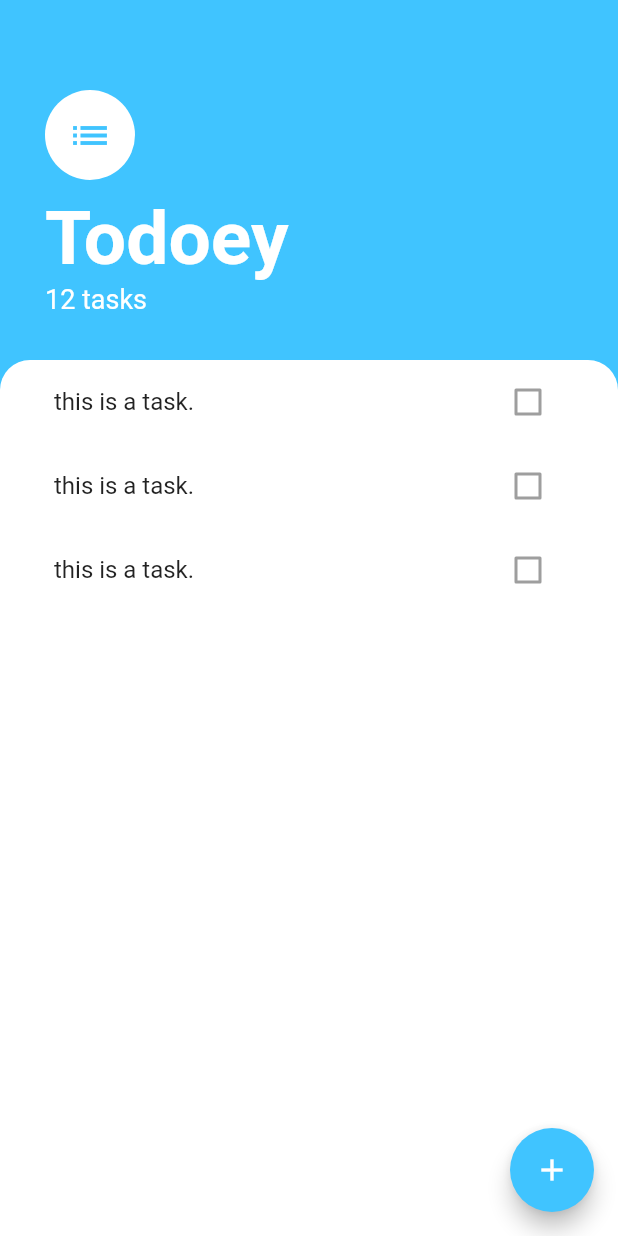
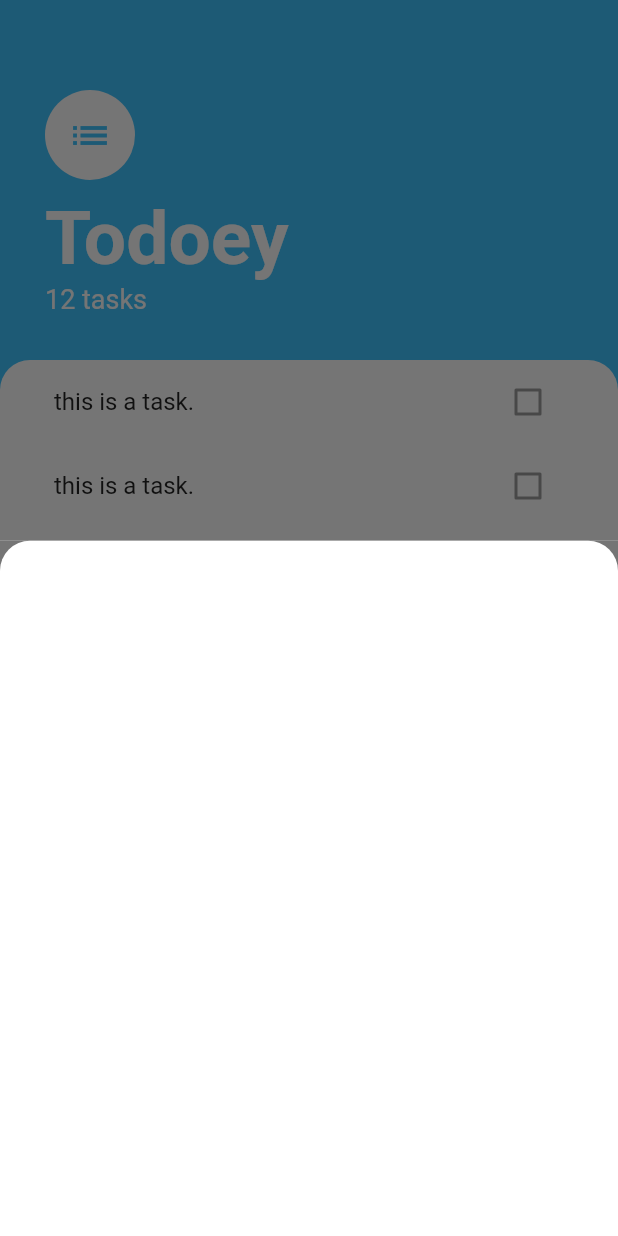
Before and after one commit to NatalmanNahm/todoey_flutter, a Flutter app: the screen it shows after launch, after a tap on the "add" icon, on a phone screen of 412 x 824 dp. Run offline on Flutter 3.47's test engine with Material 2 defaults, Android fonts, the phone set to English and light mode, and no system bars.

Commit message:
Added a new screen type fo the bottonsheet and customized it to look a little prettier.

```diff
--- /dev/null
+++ b/lib/screens/add_task_screen.dart
@@ -0,0 +1,19 @@
+import 'package:flutter/material.dart';
+
+class AddTaskScreen extends StatelessWidget {
+  @override
+  Widget build(BuildContext context) {
+    return Container(
+      color:Color(0xff757575),
+      child: Container(
+        decoration: BoxDecoration(
+          color: Colors.white,
+          borderRadius: BorderRadius.only(
+            topRight: Radius.circular(20.0),
+            topLeft: Radius.circular(20.0)
+          )
+        ),
+      ),
+    );
+  }
+}
--- a/lib/screens/task.dart
+++ b/lib/screens/task.dart
@@ -1,14 +1,17 @@
 import 'package:flutter/material.dart';
 import 'package:todoeyflutter/widgets/task_list.dart';
+import 'package:todoeyflutter/screens/add_task_screen.dart';
 
 class TasksScreen extends StatelessWidget {
+
   @override
   Widget build(BuildContext context) {
     return Scaffold(
       backgroundColor: Colors.lightBlueAccent,
       floatingActionButton: FloatingActionButton(
         onPressed: (){
-
+          showModalBottomSheet(context: context, builder:
+              (context) => AddTaskScreen());
         },
         backgroundColor: Colors.lightBlueAccent,
         child: Icon(Icons.add),
```
